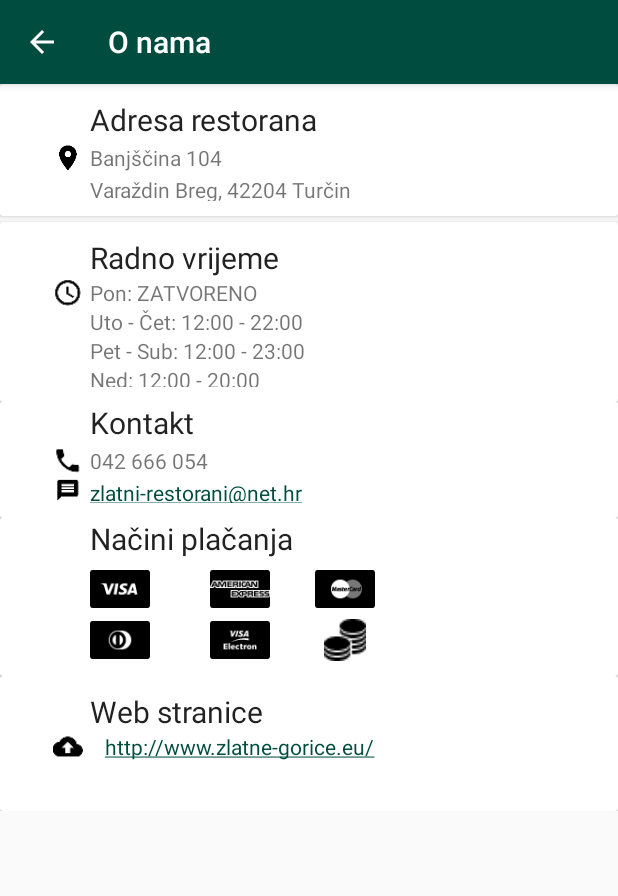
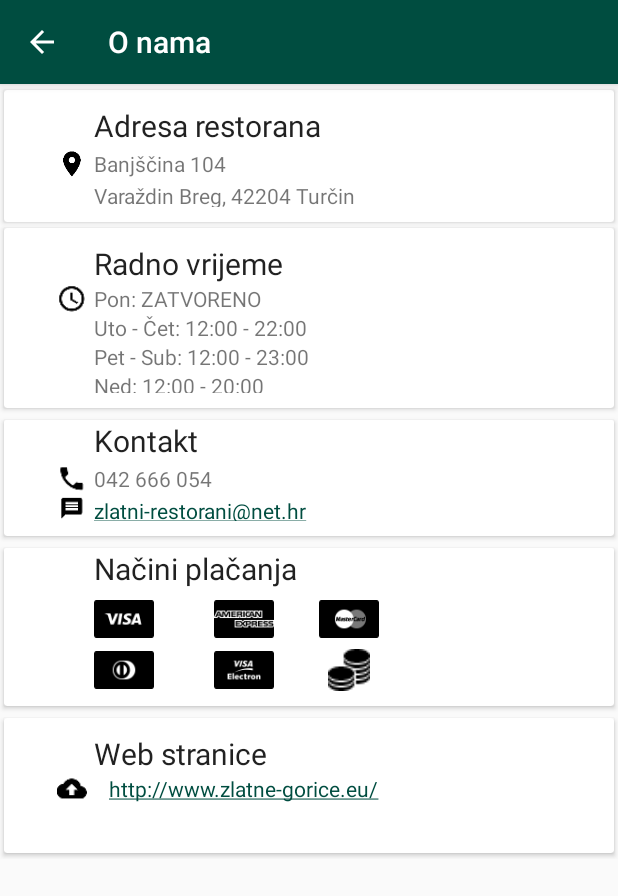
Before and after one commit to MatijaSabo/Zlatna-Rezervacija, an Android app: the RestaurantDetailsActivity screen opened directly, with no data from a screen before it, on a phone screen of 412 x 824 dp. Shown: the top 896 px of the screen. Run offline under Robolectric (Android 15) with nearby library versions, the phone set to English and light mode, and no system bars.

Commit message:
Nadogradnja dizajna
Naograđen je dizajn aktivnosti O nama

```diff
--- a/ZlatnaRezervacija/app/src/main/res/layout/activity_restaurant_details.xml
+++ b/ZlatnaRezervacija/app/src/main/res/layout/activity_restaurant_details.xml
@@ -5,10 +5,7 @@
     android:id="@+id/activity_restaurant_details"
     android:layout_width="wrap_content"
     android:layout_height="wrap_content"
-    tools:context="com.example.matija.zlatnarezervacija.RestaurantDetailsActivity"
-
-    card_view:cardCornerRadius="2dp"
-    card_view:cardUseCompatPadding="true">
+    tools:context="com.example.matija.zlatnarezervacija.RestaurantDetailsActivity">
 
     <android.support.v7.widget.CardView
         android:layout_width="match_parent"
@@ -18,7 +15,9 @@
         android:foreground="?android:attr/selectableItemBackground"
         android:layout_alignParentTop="true"
         android:layout_alignParentStart="true"
-        android:layout_marginBottom="20dp">
+        android:layout_marginBottom="20dp"
+        card_view:cardCornerRadius="2dp"
+        card_view:cardUseCompatPadding="true">
 
         <RelativeLayout
             android:layout_width="match_parent"
@@ -85,7 +84,9 @@
         android:id="@+id/cv2"
         android:foreground="?android:attr/selectableItemBackground"
         android:layout_below="@+id/cv1"
-        android:layout_alignParentStart="true">
+        android:layout_alignParentStart="true"
+        card_view:cardCornerRadius="2dp"
+        card_view:cardUseCompatPadding="true">
 
         <RelativeLayout
             android:layout_width="match_parent"
@@ -160,8 +161,9 @@
         android:id="@+id/cv4"
         android:foreground="?android:attr/selectableItemBackground"
         android:layout_alignParentStart="true"
-
-        android:layout_below="@+id/cv3">
+        android:layout_below="@+id/cv3"
+        card_view:cardCornerRadius="2dp"
+        card_view:cardUseCompatPadding="true">
 
         <RelativeLayout
             android:layout_width="match_parent"
@@ -212,7 +214,9 @@
         android:id="@+id/cv3"
         android:foreground="?android:attr/selectableItemBackground"
         android:layout_alignParentStart="true"
-        android:layout_below="@+id/cv2">
+        android:layout_below="@+id/cv2"
+        card_view:cardCornerRadius="2dp"
+        card_view:cardUseCompatPadding="true">
 
         <RelativeLayout
             android:layout_width="match_parent"
@@ -294,7 +298,9 @@
         android:layout_marginTop="92dp"
         android:layout_alignParentTop="true"
         android:layout_alignParentStart="true"
-        android:layout_below="@+id/cv">
+        android:layout_below="@+id/cv"
+        card_view:cardCornerRadius="2dp"
+        card_view:cardUseCompatPadding="true">
 
         <RelativeLayout
             android:layout_width="match_parent"
```
